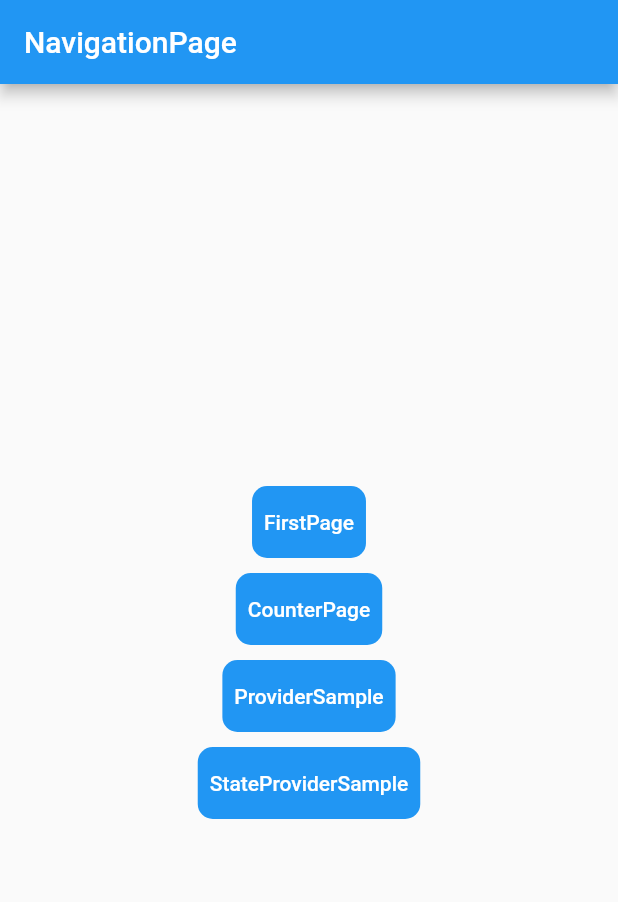
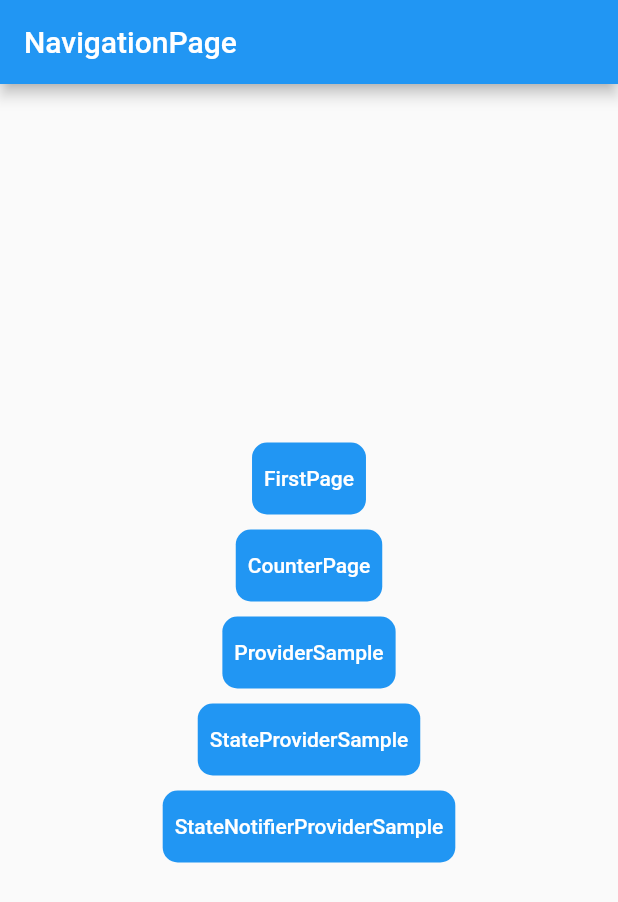
Before and after one commit to Ta23ka98/sample_app, a Flutter app: the screen it shows after launch, on a phone screen of 412 x 824 dp. Shown: the top 902 px of the screen. Run offline on Flutter 3.47's test engine with Material 2 defaults, Android fonts, the phone set to English and light mode, and no system bars; our stand-ins replace flutter_hooks, freezed_annotation, hooks_riverpod.

Commit message:
add: Added TodoListView widget
Added TodoListView widget to understand StateNotifierProvider.

```diff
--- a/lib/presentation/navigation_page/navigation_page.dart
+++ b/lib/presentation/navigation_page/navigation_page.dart
@@ -3,6 +3,8 @@ import 'package:sample_app/presentation/counter_page/counter_page.dart';
 import 'package:sample_app/presentation/first_page/first_page.dart';
 import 'package:sample_app/presentation/provider_sample/provider_sample.dart';
 import 'package:sample_app/presentation/state_provider_sample/state_provider_sample.dart';
+
+import '../state_notifier_provider/state_notifier_provider.dart';
 
 class NavigationPage extends StatelessWidget {
   const NavigationPage({Key? key}) : super(key: key);
@@ -94,6 +96,25 @@ class NavigationPage extends StatelessWidget {
             const SizedBox(
               height: 10.0,
             ),
+            Container(
+              decoration: BoxDecoration(
+                  color: Colors.blue, borderRadius: BorderRadius.circular(10)),
+              child: TextButton(
+                onPressed: () {
+                  Navigator.push(
+                      context,
+                      MaterialPageRoute(
+                          builder: (context) => const TodoListView()));
+                },
+                child: const Text(
+                  "StateNotifierProviderSample",
+                  style: const TextStyle(color: Colors.white),
+                ),
+              ),
+            ),
+            const SizedBox(
+              height: 10.0,
+            ),
           ],
         ),
       ),
```
Also changed, not shown: lib/presentation/state_notifier_provider/state_notifier_provider.dart (added, +73 -0 lines).
